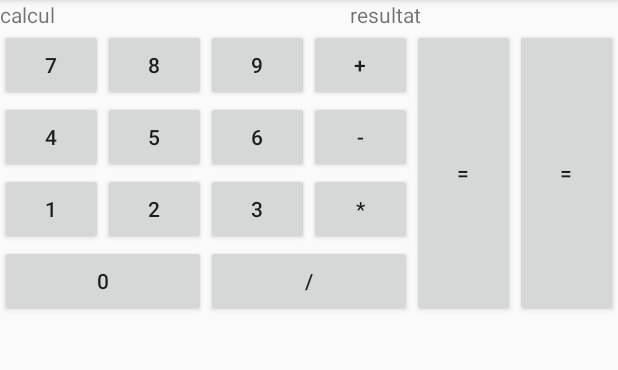
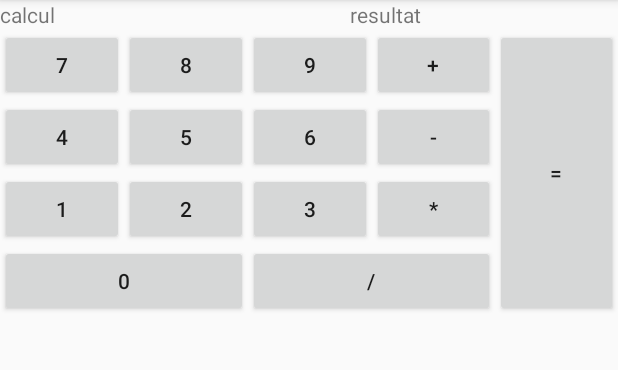
Before and after one commit to LogNeperien/MyCalculator, an Android app: the screen it shows after launch (MainActivity), on a phone screen of 412 x 824 dp, the part 84-454 px from its top. Run offline under Robolectric (Android 15) with nearby library versions, the phone set to English and light mode, and no system bars.

Commit message:
modification bouton

```diff
--- a/app/src/main/res/layout/activity_main.xml
+++ b/app/src/main/res/layout/activity_main.xml
@@ -197,13 +197,7 @@
 
         </LinearLayout>
 
-        <Button
-            android:id="@+id/buttonEgal"
-            android:layout_width="wrap_content"
-            android:layout_height="match_parent"
-            android:layout_weight="1"
-            android:onClick="myClickHandler"
-            android:text="=" />
+
 
 
     </LinearLayout>
--- /dev/null
+++ b/app/src/main/res/values/ids.xml
@@ -0,0 +1,4 @@
+<?xml version="1.0" encoding="utf-8"?>
+<resources>
+    <item name="buttonEgal" type="id"></item>
+</resources>
```
